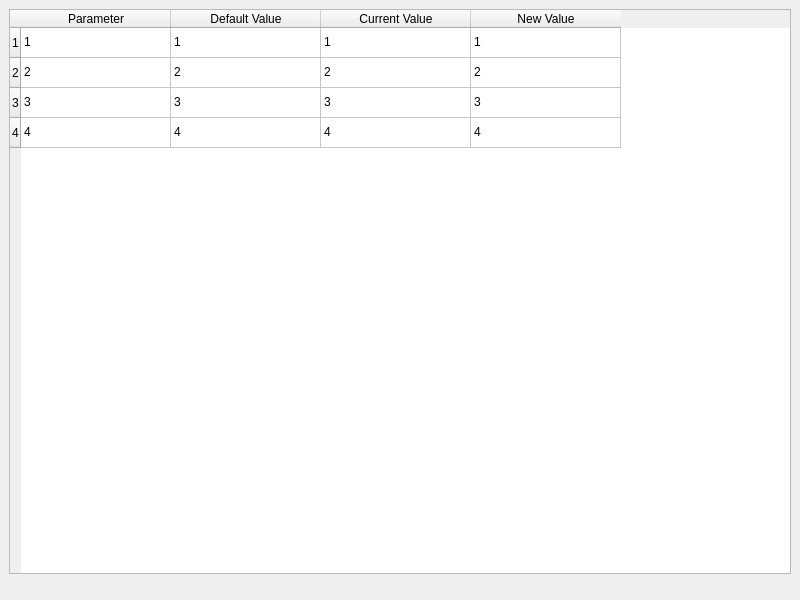
Before: the Qt Designer form dialogs/calibrationdialog.ui in L-Net-1992/ADAS_AD_Developer, drawn with Qt 5.
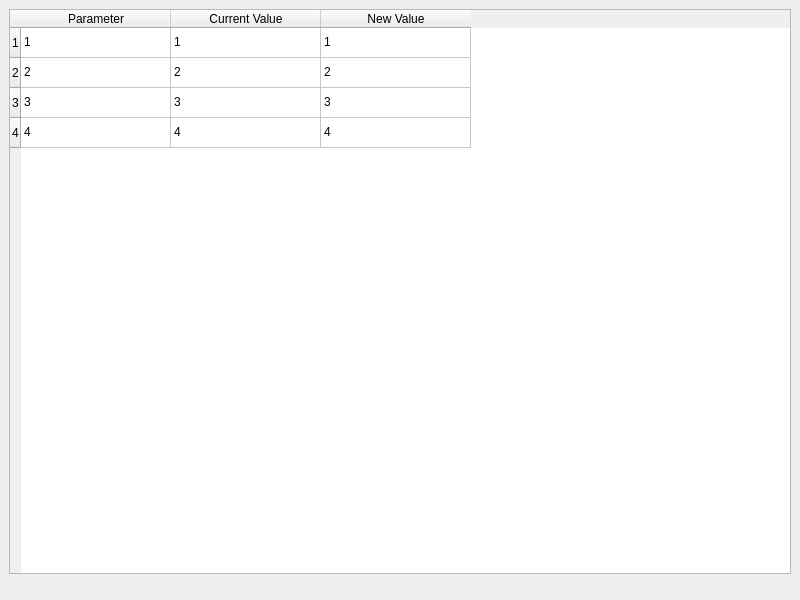
After: the same form once the commit is applied.

```diff
--- a/dialogs/calibrationdialog.ui
+++ b/dialogs/calibrationdialog.ui
@@ -119,11 +119,6 @@
        <string>Parameter</string>
       </property>
      </column>
-     <column>
-      <property name="text">
-       <string>Default Value</string>
-      </property>
-     </column>
      <column>
       <property name="text">
        <string>Current Value</string>
@@ -149,11 +144,6 @@
        <string>1</string>
       </property>
      </item>
-     <item row="0" column="3">
-      <property name="text">
-       <string>1</string>
-      </property>
-     </item>
      <item row="1" column="0">
       <property name="text">
        <string>2</string>
@@ -169,11 +159,6 @@
        <string>2</string>
       </property>
      </item>
-     <item row="1" column="3">
-      <property name="text">
-       <string>2</string>
-      </property>
-     </item>
      <item row="2" column="0">
       <property name="text">
        <string>3</string>
@@ -189,11 +174,6 @@
        <string>3</string>
       </property>
      </item>
-     <item row="2" column="3">
-      <property name="text">
-       <string>3</string>
-      </property>
-     </item>
      <item row="3" column="0">
       <property name="text">
        <string>4</string>
@@ -209,11 +189,6 @@
        <string>4</string>
       </property>
      </item>
-     <item row="3" column="3">
-      <property name="text">
-       <string>4</string>
-      </property>
-     </item>
     </widget>
    </item>
    <item>
```
Left out of the diff: 6 changed lines with no effect on the pictures.
